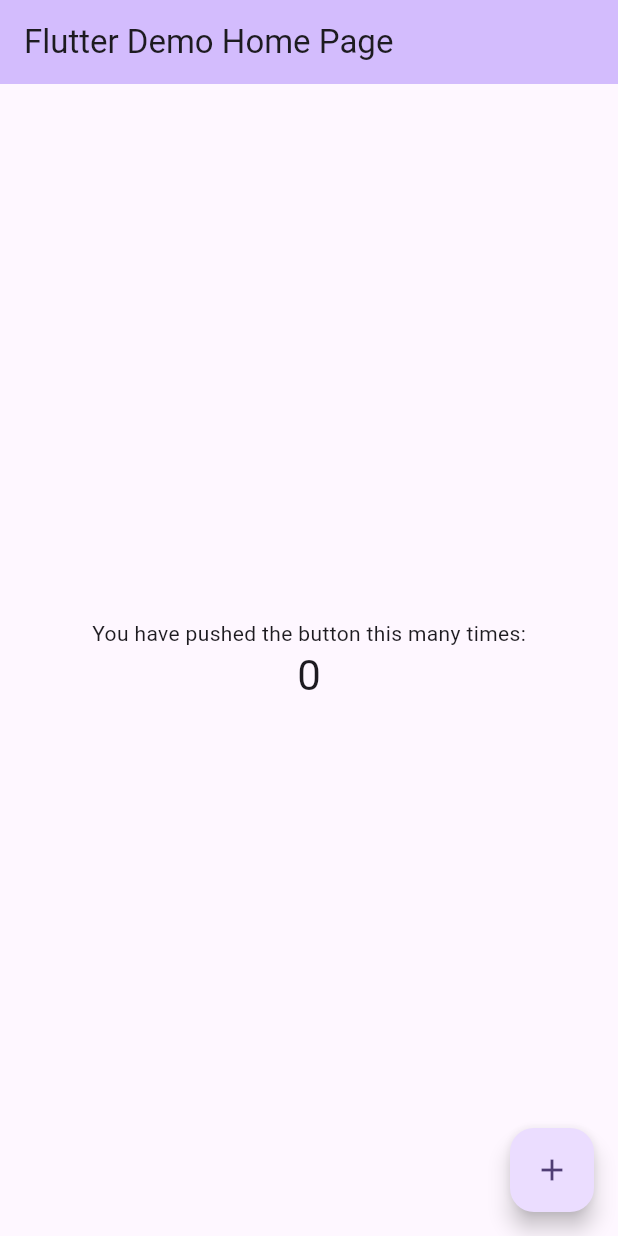
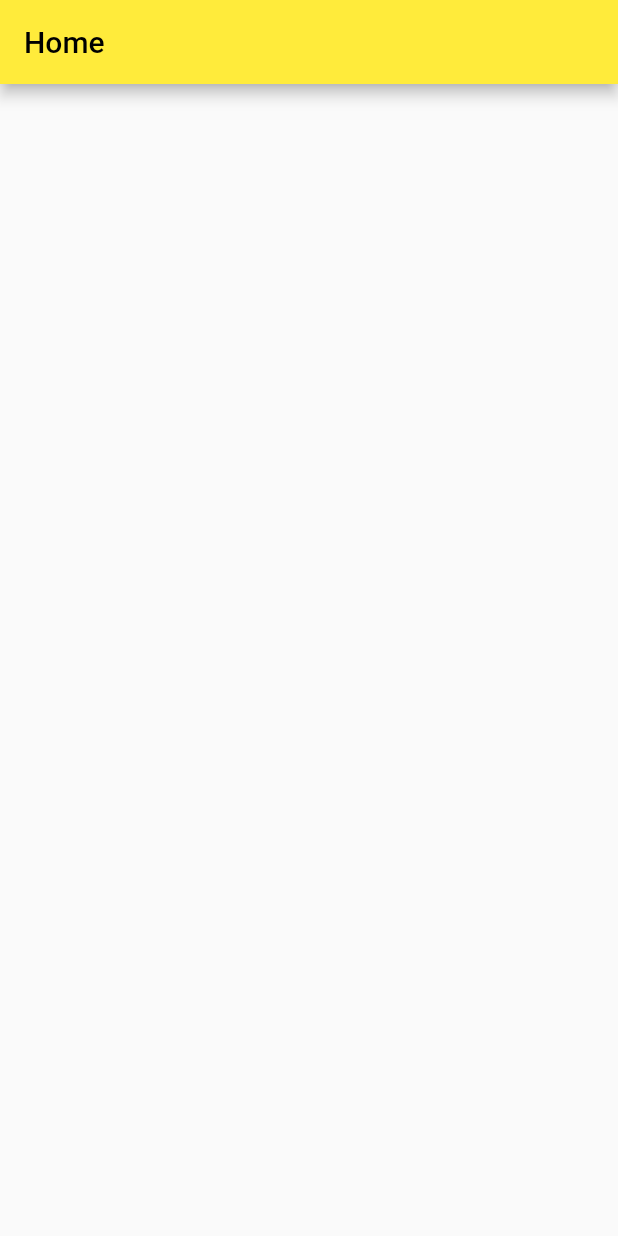
Before and after one commit to SideDespair/my_app, a Flutter app: the screen it shows after launch, on a phone screen of 412 x 824 dp. Run offline on Flutter 3.47's test engine with Material 2 defaults, Android fonts, the phone set to English and light mode, and no system bars.

Commit message:
สร้างหน้าแรกด้วยตัวเอง

```diff
--- a/lib/main.dart
+++ b/lib/main.dart
@@ -1,125 +1,17 @@
 import 'package:flutter/material.dart';
-// คำสั่ง Import
-void main() {
-  runApp(const MyApp());
+
+main() {
+  runApp(
+    MaterialApp(
+      theme: ThemeData(
+        primarySwatch: Colors.yellow,
+        brightness: Brightness.light,
+      ),
+      title: "My App TAT",
+      home: Scaffold(
+        appBar: AppBar(title: Text("Home")),
+      ),
+      debugShowCheckedModeBanner: false,
+    ),
+  );
 }
-
-class MyApp extends StatelessWidget {
-  const MyApp({super.key});
-
-  // This widget is the root of your application.
-  @override
-  Widget build(BuildContext context) {
-    return MaterialApp(
-      title: 'Flutter Demo',
-      theme: ThemeData(
-        // This is the theme of your application.
-        //
-        // TRY THIS: Try running your application with "flutter run". You'll see
-        // the application has a blue toolbar. Then, without quitting the app,
-        // try changing the seedColor in the colorScheme below to Colors.green
-        // and then invoke "hot reload" (save your changes or press the "hot
-        // reload" button in a Flutter-supported IDE, or press "r" if you used
-        // the command line to start the app).
-        //
-        // Notice that the counter didn't reset back to zero; the application
-        // state is not lost during the reload. To reset the state, use hot
-        // restart instead.
-        //
-        // This works for code too, not just values: Most code changes can be
-        // tested with just a hot reload.
-        colorScheme: ColorScheme.fromSeed(seedColor: Colors.deepPurple),
-        useMaterial3: true,
-      ),
-      home: const MyHomePage(title: 'Flutter Demo Home Page'),
-    );
-  }
-}
-
-class MyHomePage extends StatefulWidget {
-  const MyHomePage({super.key, required this.title});
-
-  // This widget is the home page of your application. It is stateful, meaning
-  // that it has a State object (defined below) that contains fields that affect
-  // how it looks.
-
-  // This class is the configuration for the state. It holds the values (in this
-  // case the title) provided by the parent (in this case the App widget) and
-  // used by the build method of the State. Fields in a Widget subclass are
-  // always marked "final".
-
-  final String title;
-
-  @override
-  State<MyHomePage> createState() => _MyHomePageState();
-}
-
-class _MyHomePageState extends State<MyHomePage> {
-  int _counter = 0;
-
-  void _incrementCounter() {
-    setState(() {
-      // This call to setState tells the Flutter framework that something has
-      // changed in this State, which causes it to rerun the build method below
-      // so that the display can reflect the updated values. If we changed
-      // _counter without calling setState(), then the build method would not be
-      // called again, and so nothing would appear to happen.
-      _counter++;
-    });
-  }
-
-  @override
-  Widget build(BuildContext context) {
-    // This method is rerun every time setState is called, for instance as done
-    // by the _incrementCounter method above.
-    //
-    // The Flutter framework has been optimized to make rerunning build methods
-    // fast, so that you can just rebuild anything that needs updating rather
-    // than having to individually change instances of widgets.
-    return Scaffold(
-      appBar: AppBar(
-        // TRY THIS: Try changing the color here to a specific color (to
-        // Colors.amber, perhaps?) and trigger a hot reload to see the AppBar
-        // change color while the other colors stay the same.
-        backgroundColor: Theme.of(context).colorScheme.inversePrimary,
-        // Here we take the value from the MyHomePage object that was created by
-        // the App.build method, and use it to set our appbar title.
-        title: Text(widget.title),
-      ),
-      body: Center(
-        // Center is a layout widget. It takes a single child and positions it
-        // in the middle of the parent.
-        child: Column(
-          // Column is also a layout widget. It takes a list of children and
-          // arranges them vertically. By default, it sizes itself to fit its
-          // children horizontally, and tries to be as tall as its parent.
-          //
-          // Column has various properties to control how it sizes itself and
-          // how it positions its children. Here we use mainAxisAlignment to
-          // center the children vertically; the main axis here is the vertical
-          // axis because Columns are vertical (the cross axis would be
-          // horizontal).
-          //
-          // TRY THIS: Invoke "debug painting" (choose the "Toggle Debug Paint"
-          // action in the IDE, or press "p" in the console), to see the
-          // wireframe for each widget.
-          mainAxisAlignment: MainAxisAlignment.center,
-          children: <Widget>[
-            const Text(
-              'You have pushed the button this many times:',
-            ),
-            Text(
-              '$_counter',
-              style: Theme.of(context).textTheme.headlineMedium,
-            ),
-          ],
-        ),
-      ),
-      floatingActionButton: FloatingActionButton(
-        onPressed: _incrementCounter,
-        tooltip: 'Increment',
-        child: const Icon(Icons.add),
-      ), // This trailing comma makes auto-formatting nicer for build methods.
-    );
-  }
-}
```
